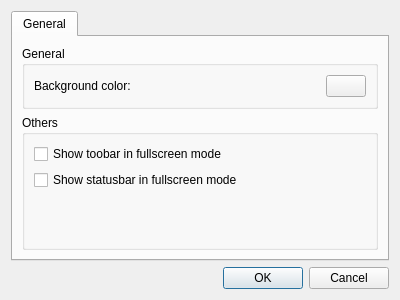
Old version of the form view/config_dialog.ui in the repository mstuttgart/pynocchio.
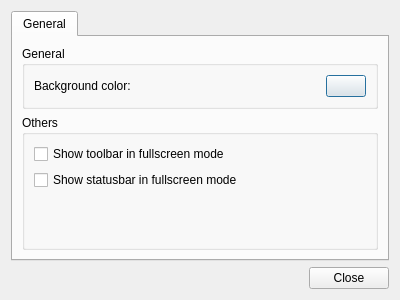
New version of the form. Icons and pictures are not drawn. Custom widgets are drawn as their Qt base class.

Commit message: [NEW] Classe Prefernce adiconada para gerenciar PreferenceDialog [UPDATE] Arquivo main.oy renomeado para __main__.py

The edit to the form file:
```diff
--- a/view/config_dialog.ui
+++ b/view/config_dialog.ui
@@ -80,7 +80,7 @@
           <item>
            <widget class="QCheckBox" name="checkBox">
             <property name="text">
-             <string>Show toobar in fullscreen mode</string>
+             <string>Show toolbar in fullscreen mode</string>
             </property>
            </widget>
           </item>
@@ -112,14 +112,28 @@
     </widget>
    </item>
    <item>
-    <widget class="QDialogButtonBox" name="buttonBox">
-     <property name="orientation">
-      <enum>Qt::Horizontal</enum>
-     </property>
-     <property name="standardButtons">
-      <set>QDialogButtonBox::Cancel|QDialogButtonBox::Ok</set>
-     </property>
-    </widget>
+    <layout class="QHBoxLayout" name="horizontalLayout_2">
+     <item>
+      <spacer name="horizontalSpacer_2">
+       <property name="orientation">
+        <enum>Qt::Horizontal</enum>
+       </property>
+       <property name="sizeHint" stdset="0">
+        <size>
+         <width>40</width>
+         <height>20</height>
+        </size>
+       </property>
+      </spacer>
+     </item>
+     <item>
+      <widget class="QPushButton" name="close_button">
+       <property name="text">
+        <string>Close</string>
+       </property>
+      </widget>
+     </item>
+    </layout>
    </item>
   </layout>
  </widget>
```
Left out of the diff: 34 changed lines with no effect on the pictures. The commit also changes 10 other files.
